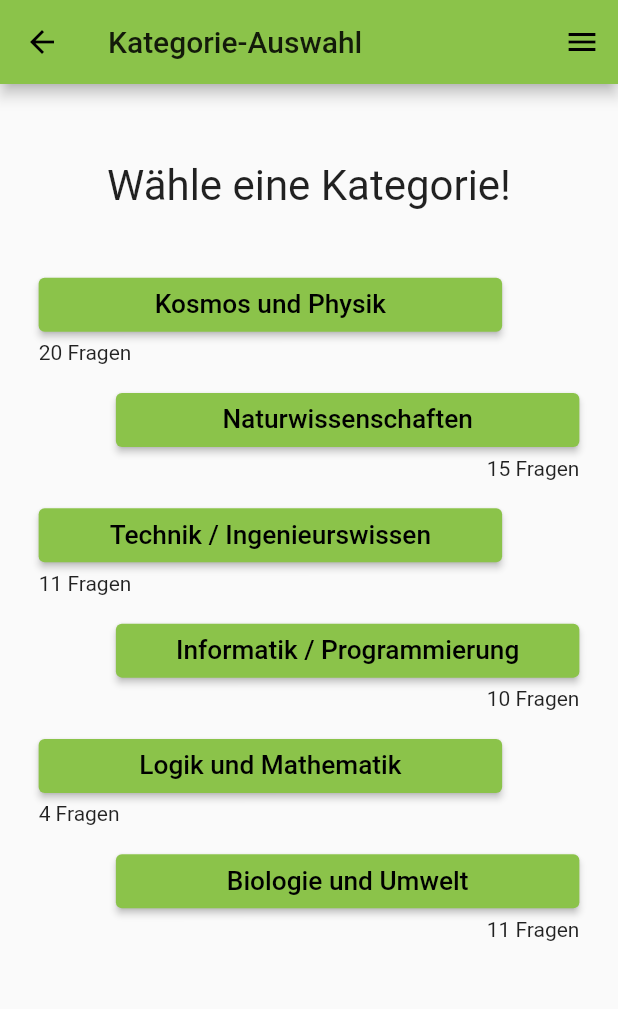
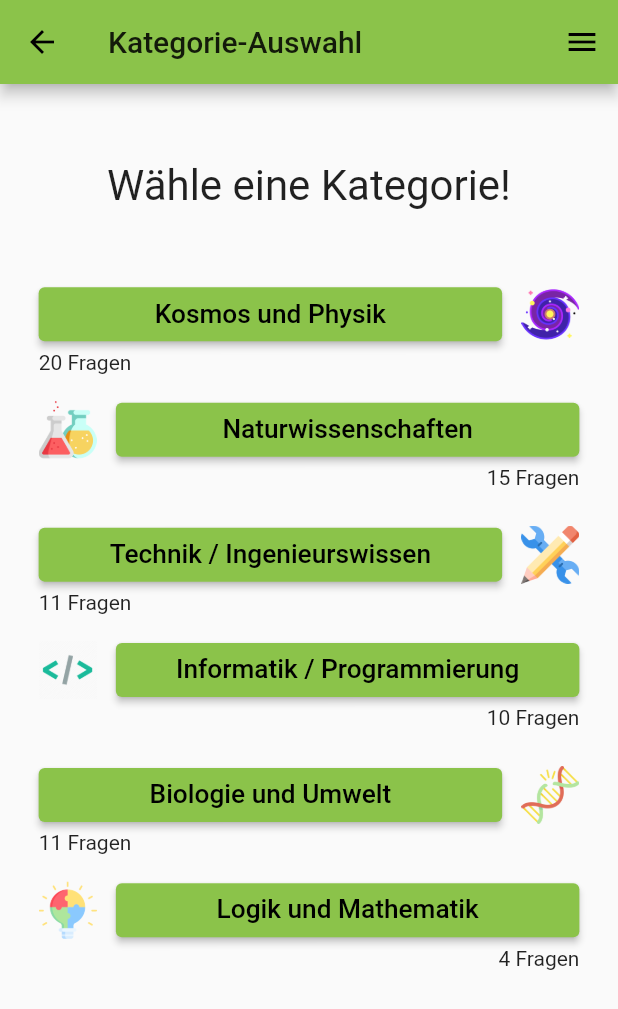
Before and after one commit to Davomat/Qwiz, a Flutter app: the CategoryPage screen opened by its route, on a phone screen of 412 x 824 dp. Shown: the top 1009 px of the screen. Run offline on Flutter 3.47's test engine with Material 2 defaults, Android fonts, the phone set to English and light mode, and no system bars.

Commit message:
finished theming and added category icons

```diff
--- a/lib/category.dart
+++ b/lib/category.dart
@@ -36,4 +36,16 @@ class CategoryHandler {
       default:                    return '';
     }
   }
+
+  static String getIcon(Category category) {
+    switch (category) {
+      case Category.cosmos:       return 'assets/icons/cosmos.png';
+      case Category.science:      return 'assets/icons/science.png';
+      case Category.technology:   return 'assets/icons/engineering.png';
+      case Category.programming:  return 'assets/icons/prog.png';
+      case Category.logic:        return 'assets/icons/logic.png';
+      case Category.biology:      return 'assets/icons/bio.png';
+      default:                    return '';
+    }
+  }
 }
--- a/lib/category_page.dart
+++ b/lib/category_page.dart
@@ -36,8 +36,8 @@ class CategoryPage extends StatelessWidget {
           _insertButtonRight(context, outerSpacing, Category.science),
           _insertButtonLeft( context, outerSpacing, Category.technology),
           _insertButtonRight(context, outerSpacing, Category.programming),
-          _insertButtonLeft( context, outerSpacing, Category.logic),
-          _insertButtonRight(context, outerSpacing, Category.biology),
+          _insertButtonLeft(context, outerSpacing, Category.biology),
+          _insertButtonRight( context, outerSpacing, Category.logic),
         ],
       ),
     );
@@ -45,30 +45,47 @@ class CategoryPage extends StatelessWidget {
 
   Widget _insertButtonLeft(BuildContext context, double outerSpacing, Category category) {
     return Padding(
-      padding: EdgeInsets.only(top: 0.5 * outerSpacing, right: 2 * outerSpacing),
+      padding: EdgeInsets.only(top: 0.75 * outerSpacing),
       child: Column(
           crossAxisAlignment: CrossAxisAlignment.start,
-        children: _insertButtonWithInfo(context, outerSpacing, category),
+          children: [
+            Row(
+              mainAxisAlignment: MainAxisAlignment.spaceBetween,
+              children: [
+                _insertButton(context, outerSpacing, category),
+                Image.asset(CategoryHandler.getIcon(category), width: 1.5 * outerSpacing),
+              ],
+            ),
+            Text(QuestionCatcher.getNumberOfQuestions(category).toString() + ' Fragen'),
+          ]
       ),
     );
   }
 
   Widget _insertButtonRight(BuildContext context, double outerSpacing, Category category) {
     return Padding(
-      padding: EdgeInsets.only(top: 0.5 * outerSpacing, left: 2 * outerSpacing),
+      padding: EdgeInsets.only(top: 0.5 * outerSpacing),
       child: Column(
         crossAxisAlignment: CrossAxisAlignment.end,
-        children: _insertButtonWithInfo(context, outerSpacing, category),
+        children: [
+          Row(
+            mainAxisAlignment: MainAxisAlignment.spaceBetween,
+            children: [
+              Image.asset(CategoryHandler.getIcon(category), width: 1.5 * outerSpacing),
+              _insertButton(context, outerSpacing, category),
+            ],
+          ),
+          Text(QuestionCatcher.getNumberOfQuestions(category).toString() + ' Fragen'),
+        ]
       ),
     );
   }
 
-  List<Widget> _insertButtonWithInfo(BuildContext context, double outerSpacing, Category category) {
+  Widget _insertButton(BuildContext context, double outerSpacing, Category category) {
     final screenWidth = MediaQuery.of(context).size.width;
     final buttonWidth = screenWidth - 4 * outerSpacing;
 
-    return [
-      SizedBox(
+    return SizedBox(
       width: buttonWidth,
       child: ElevatedButton(
         child: Text(
@@ -83,8 +100,6 @@ class CategoryPage extends StatelessWidget {
           );
         },
       ),
-      ),
-      Text(QuestionCatcher.getNumberOfQuestions(category).toString() + ' Fragen'),
-    ];
+    );
   }
 }
--- a/lib/quiz_page.dart
+++ b/lib/quiz_page.dart
@@ -16,7 +16,7 @@ class QuizPage extends StatefulWidget {
 }
 
 class _QuizPageState extends State<QuizPage> {
-  final _wrongClickedColor = Colors.red.shade300;
+  final _wrongClickedColor = Colors.red.shade400;
   final _rightClickedColor = Colors.green;
 
   bool answerButtonsAreEnabled = true;
--- a/lib/title_screen.dart
+++ b/lib/title_screen.dart
@@ -1,3 +1,4 @@
+import 'package:code_labs/theme_color.dart';
 import 'package:flutter/material.dart';
 import 'package:provider/provider.dart';
 
@@ -21,8 +22,8 @@ class TitleScreenRoot extends StatelessWidget {
             title: 'Qwiz',
             theme: ThemeData(
               brightness: notifier.darkTheme ? Brightness.dark : Brightness.light,
-              primarySwatch: notifier.darkTheme ? Colors.indigo : Colors.lightGreen,
-              primaryColor: notifier.darkTheme ? Colors.indigo : Colors.lightGreen,
+              primarySwatch: materialColorOf(notifier.themeColor),
+              primaryColor: colorOf(notifier.themeColor),
               pageTransitionsTheme: PageTransitionsTheme(builders: {
                 TargetPlatform.iOS: FadeTransitionBuilder(),
                 TargetPlatform.android: FadeTransitionBuilder(),
--- a/pubspec.yaml
+++ b/pubspec.yaml
@@ -47,6 +47,8 @@ flutter:
   # To add assets to your application, add an assets section, like this:
   assets:
     - assets/
+    - assets/results/
+    - assets/icons/
   #   - images/a_dot_burr.jpeg
   #   - images/a_dot_ham.jpeg
 
```
Also changed, not shown: lib/result_page.dart (+4 -4 lines), lib/settings.dart (+9 -8 lines), lib/theme_color.dart (+28 -10 lines), lib/theme_provider.dart (+9 -1 lines). Lines whose indentation alone changed are shown as unchanged.
